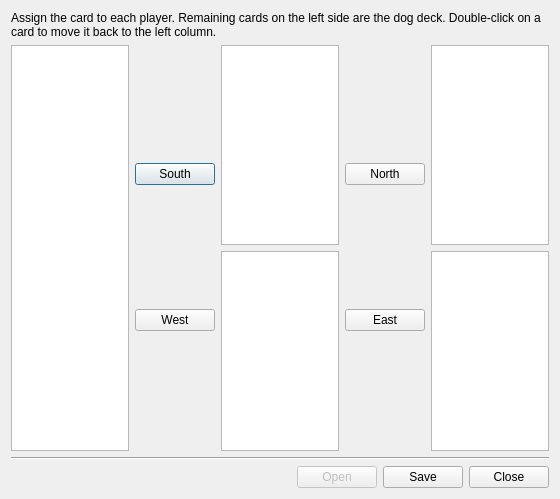
Before: the Qt Designer form src/desktop/forms/DealEditorUI.ui in arabine/icl, drawn with Qt 5.
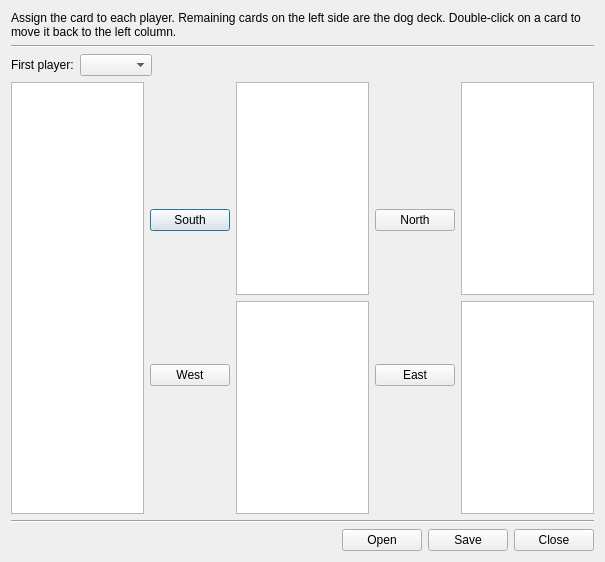
After: the same form once the commit is applied. Icons and pictures are not drawn.

Commit message: Added support of loading a tarot file in the editor

```diff
--- a/src/desktop/forms/DealEditorUI.ui
+++ b/src/desktop/forms/DealEditorUI.ui
@@ -6,15 +6,15 @@
    <rect>
     <x>0</x>
     <y>0</y>
-    <width>560</width>
-    <height>499</height>
+    <width>605</width>
+    <height>562</height>
    </rect>
   </property>
   <property name="windowTitle">
    <string>Deal editor</string>
   </property>
-  <layout class="QGridLayout" name="gridLayout">
-   <item row="0" column="0">
+  <layout class="QVBoxLayout" name="verticalLayout">
+   <item>
     <widget class="QLabel" name="label">
      <property name="text">
       <string>Assign the card to each player. Remaining cards on the left side are the dog deck. Double-click on a card to move it back to the left column.</string>
@@ -24,7 +24,41 @@
      </property>
     </widget>
    </item>
-   <item row="1" column="0">
+   <item>
+    <widget class="Line" name="line_2">
+     <property name="orientation">
+      <enum>Qt::Horizontal</enum>
+     </property>
+    </widget>
+   </item>
+   <item>
+    <layout class="QHBoxLayout" name="horizontalLayout_3">
+     <item>
+      <widget class="QLabel" name="label_2">
+       <property name="text">
+        <string>First player:</string>
+       </property>
+      </widget>
+     </item>
+     <item>
+      <widget class="QComboBox" name="firstPlayerCombo"/>
+     </item>
+     <item>
+      <spacer name="horizontalSpacer_2">
+       <property name="orientation">
+        <enum>Qt::Horizontal</enum>
+       </property>
+       <property name="sizeHint" stdset="0">
+        <size>
+         <width>40</width>
+         <height>20</height>
+        </size>
+       </property>
+      </spacer>
+     </item>
+    </layout>
+   </item>
+   <item>
     <layout class="QHBoxLayout" name="horizontalLayout">
      <item>
       <widget class="QListWidget" name="mainCardList"/>
@@ -103,8 +137,6 @@
      </item>
     </layout>
    </item>
-   <item row="2" column="0">
-    <layout class="QVBoxLayout" name="verticalLayout">
      <item>
       <widget class="Line" name="line">
        <property name="orientation">
@@ -129,9 +161,6 @@
        </item>
        <item>
         <widget class="QPushButton" name="openButton">
-         <property name="enabled">
-          <bool>false</bool>
-         </property>
          <property name="text">
           <string>Open</string>
          </property>
@@ -150,8 +179,6 @@
           <string>Close</string>
          </property>
         </widget>
-       </item>
-      </layout>
      </item>
     </layout>
    </item>
```
Lines whose indentation alone changed are shown as unchanged. The commit also changes 5 other files.
